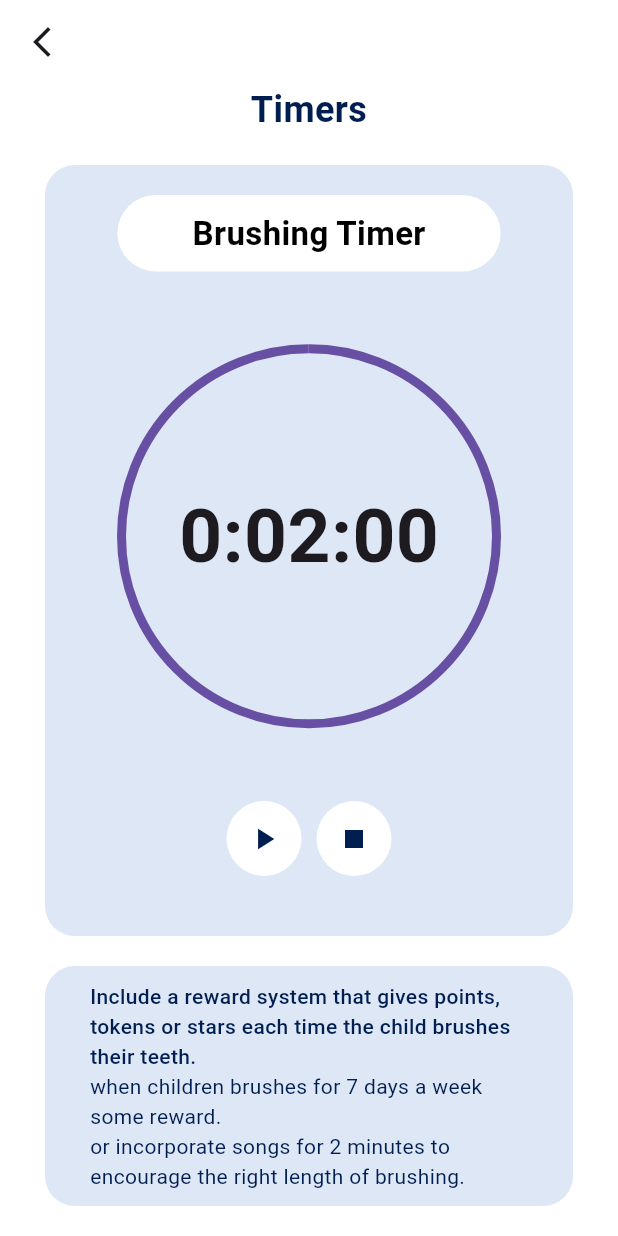
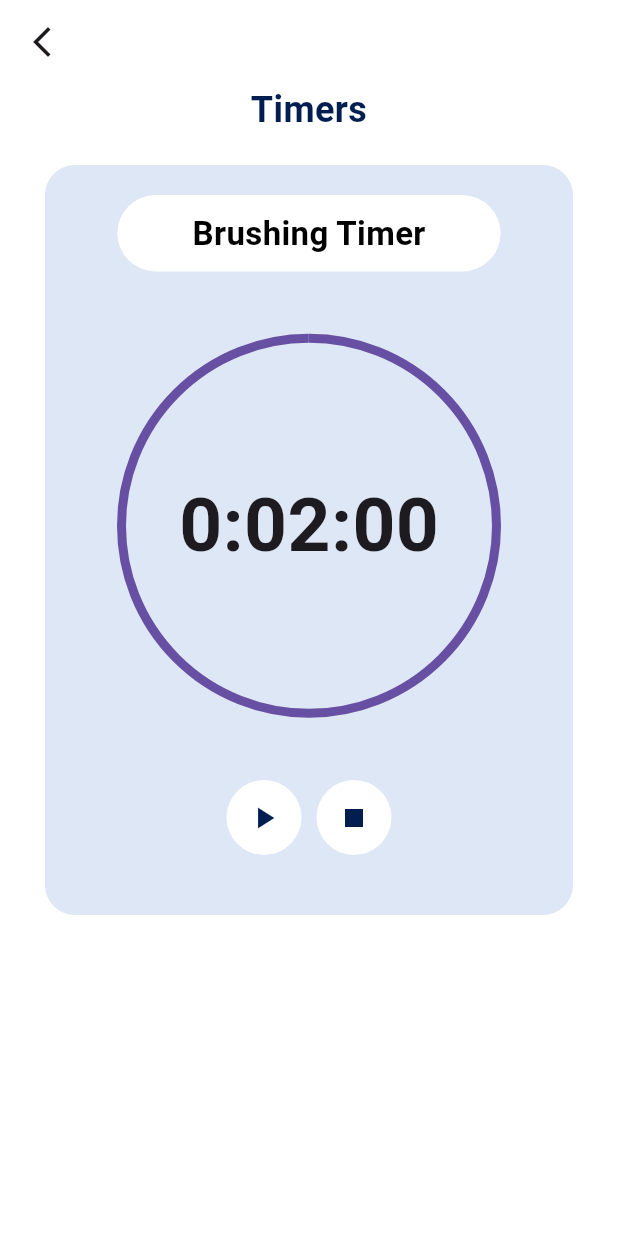
Before and after one commit to navendunandu/nuParent, a Flutter app: the CountdownPage screen opened directly, on a phone screen of 412 x 824 dp. Run offline on Flutter 3.47's test engine with Material 3 defaults, Android fonts, the phone set to English and light mode, and no system bars; our stand-ins replace chewie, cloud_firestore, firebase_auth, firebase_core, firebase_storage, flutter_tts and 8 more; missing offline and left inert: flutter_ringtone_player; accounts and stored records are empty.

Commit message:
timer layout

```diff
--- a/Mobile/lib/Components/appbar.dart
+++ b/Mobile/lib/Components/appbar.dart
@@ -5,7 +5,7 @@ import 'package:nu_parent/settings.dart';
 class CustomAppBar extends StatefulWidget {
   final Color bgColor;
   final bool settings;
-  const CustomAppBar({super.key, this.bgColor=AppColors.white, this.settings = true});
+  const CustomAppBar({super.key, this.bgColor=const Color.fromARGB(0, 255, 255, 255), this.settings = true});
 
   @override
   State<CustomAppBar> createState() => _CustomAppBarState();
--- a/Mobile/lib/dental_visit.dart
+++ b/Mobile/lib/dental_visit.dart
@@ -137,7 +137,8 @@ class _DentalVisitState extends State<DentalVisit> {
                                   'What does a fluoride varnish do?',
                                   textAlign: TextAlign.left,
                                   style: TextStyle(
-                                    color: Colors.red,
+                                    color: AppColors.primaryColor,
+                                    fontWeight: FontWeight.w500
                                   ),
                                 ),
                               ),
@@ -146,7 +147,8 @@ class _DentalVisitState extends State<DentalVisit> {
                                 child: Text(
                                   'Fluoride in varnish enters the tooth enamel and makes the tooth hard. It prevents new cavities and slows down or stops decay from getting worse. If tooth decay is just starting, it repairs the tooth.',
                                   style: TextStyle(
-                                    color: Colors.red,
+                                    color: AppColors.primaryColor,
+                                    fontWeight: FontWeight.w500
                                   ),
                                   textAlign: TextAlign.left,
                                 ),
--- a/Mobile/lib/timer.dart
+++ b/Mobile/lib/timer.dart
@@ -144,8 +144,8 @@ class _CountdownPageState extends State<CountdownPage>
                   color: AppColors.primaryColor),
             ),
             const SizedBox(height: 20),
-            Expanded(
-              child: Container(
+            Container(
+              height: 500,
               decoration: BoxDecoration(
                 color: AppColors.lightblue,
                 borderRadius: BorderRadius.circular(20),
@@ -287,34 +287,6 @@ class _CountdownPageState extends State<CountdownPage>
                 ),
               ),
             ),
-            ),
-            const SizedBox(height: 20),
-            Container(
-              decoration: BoxDecoration(
-                color: AppColors.lightblue,
-                borderRadius: BorderRadius.circular(20),
-              ),
-              child: const Padding(
-                padding: EdgeInsets.fromLTRB(30, 10, 30, 10),
-                child: Column(
-                  children: [
-                    Text(
-                      'Include a reward system that gives points, tokens or stars each time the child brushes their teeth.',
-                      style: TextStyle(
-                          color: AppColors.primaryColor,
-                          fontWeight: FontWeight.w500),
-                    ),
-                    Text(
-                      'when children brushes for 7 days a week some reward.',
-                      style: TextStyle(color: AppColors.primaryColor),
-                    ),
-                    Text(
-                        'or incorporate songs for 2 minutes to encourage the right length of brushing.',
-                        style: TextStyle(color: AppColors.primaryColor))
-                  ],
-                ),
-              ),
-            ),
             const SizedBox(
               height: 20,
             )
```
Also changed, not shown: Mobile/lib/oral_hygiene.dart (+1 -23 lines), Mobile/lib/while_brush.dart (+11 -1 lines). Lines whose indentation alone changed are shown as unchanged.
